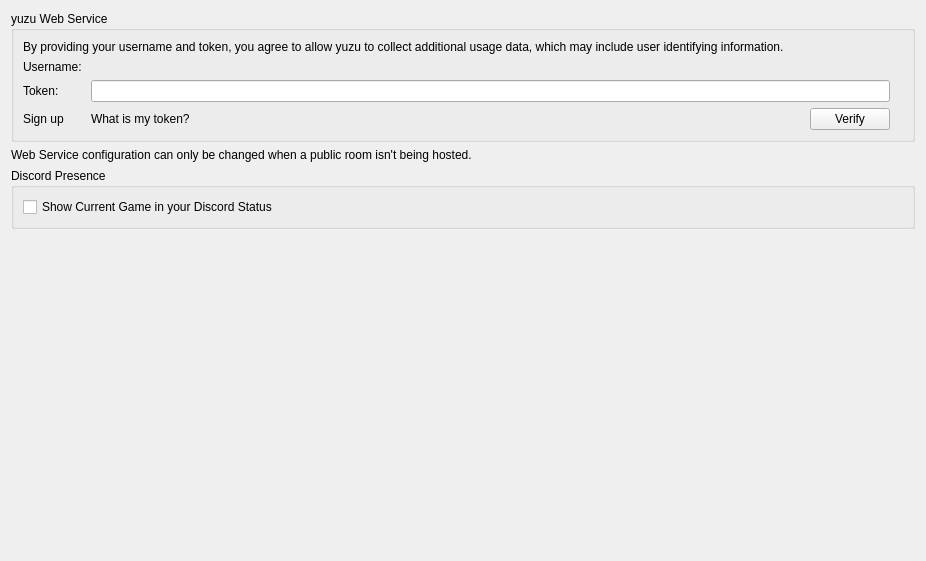
Qt form src/yuzu/configuration/configure_web.ui (pflyly/torzu-mirror) before a commit.
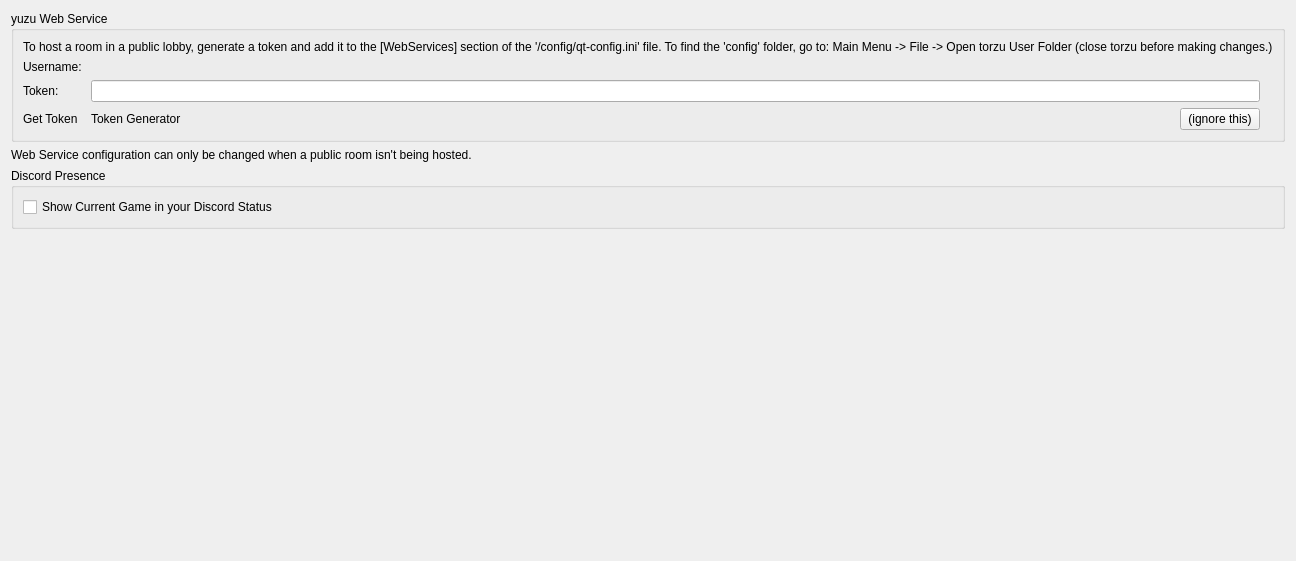
The same form after that commit.

```diff
--- a/src/yuzu/configuration/configure_web.ui
+++ b/src/yuzu/configuration/configure_web.ui
@@ -28,7 +28,7 @@
         <item>
          <widget class="QLabel" name="web_credentials_disclaimer">
           <property name="text">
-           <string>By providing your username and token, you agree to allow yuzu to collect additional usage data, which may include user identifying information.</string>
+           <string>To host a room in a public lobby, generate a token and add it to the [WebServices] section of the '/config/qt-config.ini' file. To find the 'config' folder, go to: Main Menu -> File -> Open torzu User Folder (close torzu before making changes.)</string>
           </property>
          </widget>
         </item>
@@ -46,14 +46,14 @@
              <enum>Qt::RightToLeft</enum>
             </property>
             <property name="text">
-             <string>Verify</string>
+             <string>(ignore this)</string>
             </property>
            </widget>
           </item>
           <item row="2" column="0">
            <widget class="QLabel" name="web_signup_link">
             <property name="text">
-             <string>Sign up</string>
+             <string>Get Token</string>
             </property>
            </widget>
           </item>
@@ -90,7 +90,7 @@
           <item row="2" column="1">
            <widget class="QLabel" name="web_token_info_link">
             <property name="text">
-             <string>What is my token?</string>
+             <string>Token Generator</string>
             </property>
            </widget>
           </item>
```
